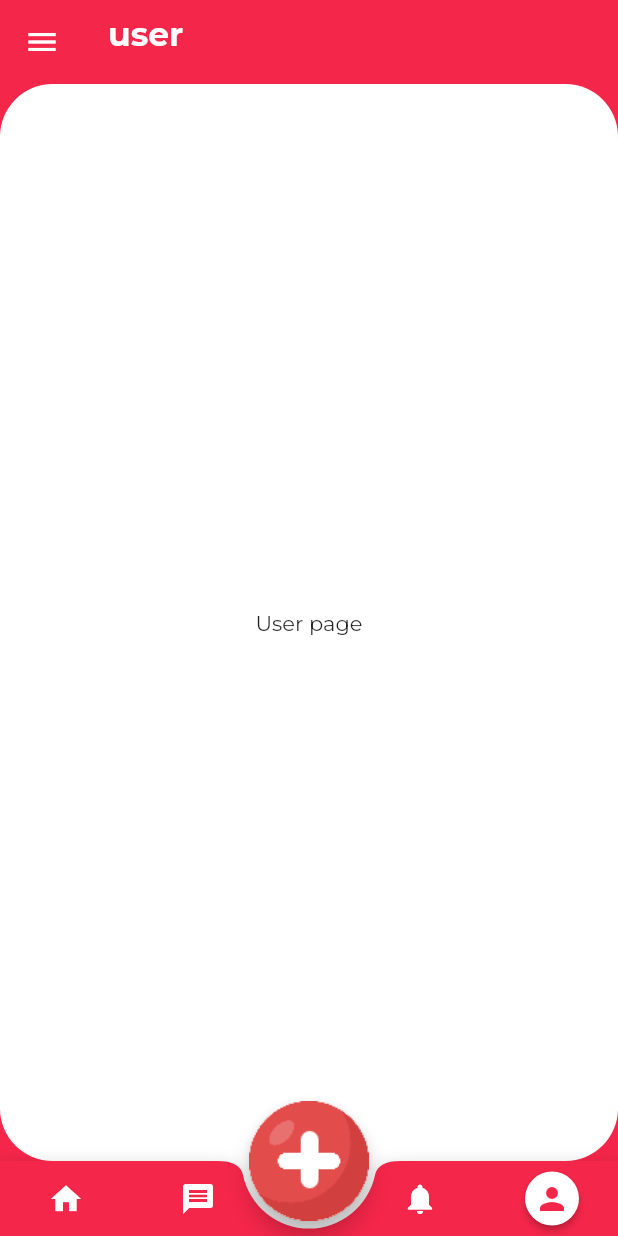
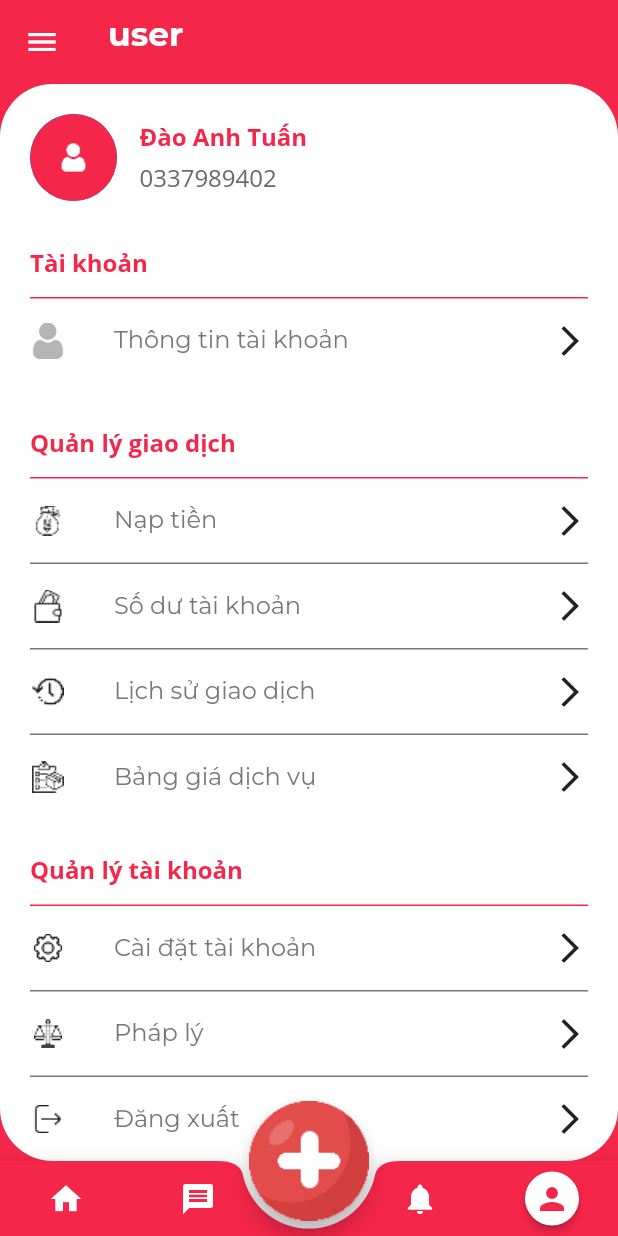
Before and after one commit to tieu-outsource/chotdat, a Flutter app: the screen it shows after launch, item 4 of the bottom bar chosen, on a phone screen of 412 x 824 dp. Run offline on Flutter 3.47's test engine with Material 2 defaults, Android fonts, the phone set to English and light mode, and no system bars; our stand-ins replace auto_route, badges, google_fonts; missing offline and left inert: dart:ffi, datepicker_dropdown.

Commit message:
Add account page

```diff
--- a/lib/color.dart
+++ b/lib/color.dart
@@ -1,4 +1,5 @@
 import 'package:flutter/material.dart';
+import 'package:google_fonts/google_fonts.dart';
 
 class Styles {
   static const primaryColor = Color(0xffF42649);
@@ -9,5 +10,7 @@ class Styles {
   static const yellowColor = Color(0xffE0C21D);
   static const blueColor = Color(0xff1b85e0);
 
-  static const textOne = TextStyle(fontSize: 16, color: Color(0xff696969));
+  static textOne() => GoogleFonts.openSans(fontSize: 16, color: const Color(0xff696969));
+
+  static headlineOne() => GoogleFonts.openSans(fontSize: 16, color: primaryColor, fontWeight: FontWeight.bold);
 }
--- /dev/null
+++ b/lib/pages/account_page.dart
@@ -0,0 +1,166 @@
+import 'dart:ffi';
+
+import 'package:chotdat/color.dart';
+import 'package:flutter/material.dart';
+
+class AccountPage extends StatelessWidget {
+  const AccountPage({super.key});
+
+  static const accountItems = <Widget>[
+    ListTile(
+      contentPadding: EdgeInsets.all(0),
+      leading: ImageIcon(AssetImage('images/icons/user.png'), color: Styles.strokeColor),
+      trailing: Icon(Icons.arrow_forward_ios_sharp),
+      iconColor: Colors.black87,
+      title: Text(
+        "Thông tin tài khoản",
+        style: TextStyle(fontSize: 16),
+      ),
+      textColor: Styles.textGrey,
+    ),
+  ];
+
+  static const tradeItems = <Widget>[
+    ListTile(
+      contentPadding: EdgeInsets.all(0),
+      leading: ImageIcon(AssetImage('images/icons/money.png')),
+      trailing: Icon(Icons.arrow_forward_ios_sharp),
+      iconColor: Colors.black87,
+      title: Text(
+        "Nạp tiền",
+        style: TextStyle(fontSize: 16),
+      ),
+      textColor: Styles.textGrey,
+    ),
+    ListTile(
+      contentPadding: EdgeInsets.all(0),
+      leading: ImageIcon(AssetImage('images/icons/wallet.png')),
+      trailing: Icon(Icons.arrow_forward_ios_sharp),
+      iconColor: Colors.black87,
+      title: Text(
+        "Số dư tài khoản",
+        style: TextStyle(fontSize: 16),
+      ),
+      textColor: Styles.textGrey,
+    ),
+    ListTile(
+      contentPadding: EdgeInsets.all(0),
+      leading: ImageIcon(AssetImage('images/icons/history.png')),
+      trailing: Icon(Icons.arrow_forward_ios_sharp),
+      iconColor: Colors.black87,
+      title: Text(
+        "Lịch sử giao dịch",
+        style: TextStyle(fontSize: 16),
+      ),
+      textColor: Styles.textGrey,
+    ),
+    ListTile(
+      contentPadding: EdgeInsets.all(0),
+      leading: ImageIcon(AssetImage('images/icons/order-delivery.png')),
+      trailing: Icon(Icons.arrow_forward_ios_sharp),
+      iconColor: Colors.black87,
+      title: Text(
+        "Bảng giá dịch vụ",
+        style: TextStyle(fontSize: 16),
+      ),
+      textColor: Styles.textGrey,
+    ),
+  ];
+
+  static const manageAccountItems = <Widget>[
+    ListTile(
+      contentPadding: EdgeInsets.all(0),
+      leading: ImageIcon(AssetImage('images/icons/setting.png')),
+      trailing: Icon(Icons.arrow_forward_ios_sharp),
+      iconColor: Colors.black87,
+      title: Text(
+        "Cài đặt tài khoản",
+        style: TextStyle(fontSize: 16),
+      ),
+      textColor: Styles.textGrey,
+    ),
+    ListTile(
+      contentPadding: EdgeInsets.all(0),
+      leading: ImageIcon(AssetImage('images/icons/balance.png')),
+      trailing: Icon(Icons.arrow_forward_ios_sharp),
+      iconColor: Colors.black87,
+      title: Text(
+        "Pháp lý",
+        style: TextStyle(fontSize: 16),
+      ),
+      textColor: Styles.textGrey,
+    ),
+    ListTile(
+      contentPadding: EdgeInsets.all(0),
+      leading: ImageIcon(AssetImage('images/icons/logout.png')),
+      trailing: Icon(Icons.arrow_forward_ios_sharp),
+      iconColor: Colors.black87,
+      title: Text(
+        "Đăng xuất",
+        style: TextStyle(fontSize: 16),
+      ),
+      textColor: Styles.textGrey,
+    ),
+  ];
+
+  @override
+  Widget build(BuildContext context) {
+    return Container(
+      padding: const EdgeInsets.symmetric(horizontal: 20),
+      child: ListView(
+        children: [
+          SizedBox(height: 20),
+          Row(
+            children: [
+              const CircleAvatar(
+                foregroundImage: AssetImage('images/me.png'),
+                radius: 29,
+              ),
+              const SizedBox(width: 15),
+              Column(
+                crossAxisAlignment: CrossAxisAlignment.start,
+                children: [
+                  Text('Đào Anh Tuấn', style: Styles.headlineOne()),
+                  const SizedBox(height: 5),
+                  Text('0337989402', style: Styles.textOne())
+                ],
+              )
+            ],
+          ),
+          buildTitle(context, "Tài khoản"),
+          buildList(context, accountItems),
+          buildTitle(context, "Quản lý giao dịch"),
+          buildList(context, tradeItems),
+          buildTitle(context, "Quản lý tài khoản"),
+          buildList(context, manageAccountItems),
+          SizedBox(height: 50)
+        ],
+      ),
+    );
+  }
+
+  Widget buildList(BuildContext context, List<Widget> items) {
+    return SizedBox(
+        height: items.length * 55,
+        child: ListView.builder(
+            physics: const NeverScrollableScrollPhysics(),
+            itemCount: items.length,
+            itemBuilder: (BuildContext context, int index) => Container(
+                decoration: const BoxDecoration(
+                  border: Border(bottom: BorderSide(color: Colors.black54)),
+                ),
+                child: items[index])));
+  }
+
+  Widget buildTitle(BuildContext context, String title) {
+    return Container(
+      padding: const EdgeInsets.only(top: 30),
+      width: double.infinity,
+      height: 65,
+      decoration: const BoxDecoration(
+        border: Border(bottom: BorderSide(color: Styles.primaryColor)),
+      ),
+      child: Text(title, style: Styles.headlineOne()),
+    );
+  }
+}
--- a/lib/pages/menu_page.dart
+++ b/lib/pages/menu_page.dart
@@ -66,7 +66,7 @@ class MenuPage extends StatelessWidget {
       trailing: Icon(Icons.arrow_forward_ios_sharp),
       iconColor: Colors.black87,
       title: Text(
-        "Bảng giá dịch vụ",
+        "Pháp lý",
         style: TextStyle(fontSize: 16),
       ),
       textColor: Styles.textGrey,
@@ -77,7 +77,7 @@ class MenuPage extends StatelessWidget {
       trailing: Icon(Icons.arrow_forward_ios_sharp),
       iconColor: Colors.black87,
       title: Text(
-        "Bảng giá dịch vụ",
+        "Đăng xuất",
         style: TextStyle(fontSize: 16),
       ),
       textColor: Styles.textGrey,
--- a/lib/pages/user_detail_page.dart
+++ b/lib/pages/user_detail_page.dart
@@ -52,8 +52,8 @@ class UserDetailPage extends StatelessWidget {
                 padding: const EdgeInsets.only(
                     top: 20, bottom: 20, left: 10, right: 10),
                 child: Column(
-                  children: const [
-                    CircleAvatar(
+                  children: [
+                    const CircleAvatar(
                       backgroundImage: AssetImage('images/bubble.png'),
                       radius: 55,
                       child: Text('5',
@@ -62,8 +62,8 @@ class UserDetailPage extends StatelessWidget {
                               color: Colors.white,
                               fontWeight: FontWeight.bold)),
                     ),
-                    SizedBox(height: 10),
-                    Text('Bất động sản', style: Styles.textOne)
+                    const SizedBox(height: 10),
+                    Text('Bất động sản', style: Styles.textOne())
                   ],
                 ),
               ),
@@ -96,7 +96,7 @@ class UserDetailPage extends StatelessWidget {
                                             fontSize: 12)),
                                   ),
                                   const SizedBox(width: 5),
-                                  const Text('Thổ cư', style: Styles.textOne)
+                                  Text('Thổ cư', style: Styles.textOne())
                                 ],
                               ),
                               const SizedBox(height: 10),
@@ -116,7 +116,7 @@ class UserDetailPage extends StatelessWidget {
                                             fontSize: 12)),
                                   ),
                                   const SizedBox(width: 5),
-                                  const Text('Chung cư', style: Styles.textOne)
+                                  Text('Chung cư', style: Styles.textOne())
                                 ],
                               ),
                             ],
@@ -142,7 +142,7 @@ class UserDetailPage extends StatelessWidget {
                                           fontSize: 12)),
                                 ),
                                 const SizedBox(width: 5),
-                                const Text('Cho thuê', style: Styles.textOne)
+                                Text('Cho thuê', style: Styles.textOne())
                               ],
                             ),
                             const SizedBox(height: 10),
@@ -162,7 +162,7 @@ class UserDetailPage extends StatelessWidget {
                                           fontSize: 12)),
                                 ),
                                 const SizedBox(width: 5),
-                                const Text('Dự án', style: Styles.textOne)
+                                Text('Dự án', style: Styles.textOne())
                               ],
                             ),
                           ],
@@ -192,7 +192,7 @@ class UserDetailPage extends StatelessWidget {
                                             fontSize: 12, color: Colors.white)),
                                   ),
                                   const SizedBox(width: 5),
-                                  const Text('Trống', style: Styles.textOne)
+                                  Text('Trống', style: Styles.textOne())
                                 ],
                               ),
                               const SizedBox(height: 10),
@@ -210,8 +210,7 @@ class UserDetailPage extends StatelessWidget {
                                             color: Colors.white, fontSize: 12)),
                                   ),
                                   const SizedBox(width: 5),
-                                  const Text('Thương lượng',
-                                      style: Styles.textOne)
+                                  Text('Thương lượng', style: Styles.textOne())
                                 ],
                               ),
                             ],
@@ -224,10 +223,10 @@ class UserDetailPage extends StatelessWidget {
                             Row(
                               children: [
                                 Container(
-                                  decoration: BoxDecoration(
+                                  decoration: const BoxDecoration(
                                       color: Styles.primaryColor,
-                                      borderRadius: const BorderRadius.all(
-                                          Radius.circular(5))),
+                                      borderRadius:
+                                          BorderRadius.all(Radius.circular(5))),
                                   padding: const EdgeInsets.symmetric(
                                       horizontal: 10, vertical: 2),
                                   child: const Text('2',
@@ -235,7 +234,7 @@ class UserDetailPage extends StatelessWidget {
                                           color: Colors.white, fontSize: 12)),
                                 ),
                                 const SizedBox(width: 5),
-                                const Text('Đặt cọc', style: Styles.textOne)
+                                Text('Đặt cọc', style: Styles.textOne())
                               ],
                             ),
                             const SizedBox(height: 10),
@@ -255,7 +254,7 @@ class UserDetailPage extends StatelessWidget {
                                           fontSize: 12)),
                                 ),
                                 const SizedBox(width: 5),
-                                const Text('Đóng', style: Styles.textOne)
+                                Text('Đóng', style: Styles.textOne())
                               ],
                             ),
                           ],
@@ -321,7 +320,7 @@ class UserDetailPage extends StatelessWidget {
                   onChangedYear: (value) => print('onChangedYear: $value'),
                   showDay: false,
                 )),
-            SizedBox(height: 30),
+            const SizedBox(height: 30),
             Padding(
                 padding:
                     const EdgeInsets.symmetric(horizontal: 5, vertical: 10),
--- a/lib/pages/user_page.dart
+++ /dev/null
@@ -1,12 +0,0 @@
-import 'package:flutter/material.dart';
-
-class UserPage extends StatelessWidget {
-  const UserPage({super.key});
-
-  @override
-  Widget build(BuildContext context) {
-    return const Center(
-      child: Text("User page"),
-    );
-  }
-}
--- a/lib/root_page.dart
+++ b/lib/root_page.dart
@@ -15,7 +15,7 @@ class RootPage extends StatelessWidget {
           HomeRouter(),
           ChatRoute(),
           NotificationRoute(),
-          UserRoute(),
+          AccountRoute(),
         ],
         builder: (context, child, animation) {
           final tabsRouter = AutoTabsRouter.of(context);
--- a/lib/routes/app_router.dart
+++ b/lib/routes/app_router.dart
@@ -5,7 +5,7 @@ import 'package:chotdat/pages/home_page.dart';
 import 'package:chotdat/pages/notification_page.dart';
 import 'package:chotdat/pages/user_detail_page.dart';
 import 'package:chotdat/root_page.dart';
-import 'package:chotdat/pages/user_page.dart';
+import 'package:chotdat/pages/account_page.dart';
 
 @MaterialAutoRouter(
   replaceInRouteName: 'Page,Route',
@@ -29,7 +29,7 @@ import 'package:chotdat/pages/user_page.dart';
       ),
       AutoRoute(
         path: 'user',
-        page: UserPage,
+        page: AccountPage,
       ),
       AutoRoute(path: 'user-detail', page: UserDetailPage)
     ]),
```
Also changed, not shown: images/icons/history.png (added), images/icons/money.png (added), images/icons/order-delivery.png (added), images/icons/wallet.png (added), lib/routes/app_router.gr.dart.
